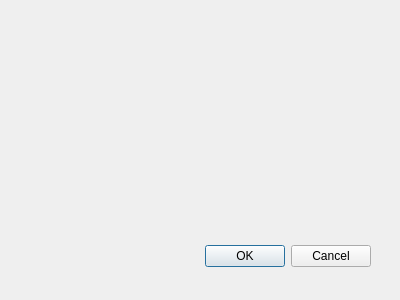
First picture: the form in QTP/views/createclientdialog.ui, repository Qu3tzal/TpQt, before the edit.
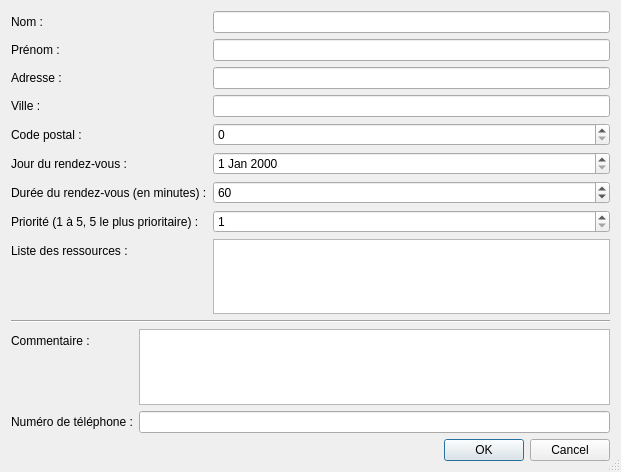
Second picture: the form after the edit. Icons and pictures are not drawn.

Commit message: Design du dialogue de création des clients :moneybag:

What changed in the file:
```diff
--- a/QTP/views/createclientdialog.ui
+++ b/QTP/views/createclientdialog.ui
@@ -9,8 +9,8 @@
    <rect>
     <x>0</x>
     <y>0</y>
-    <width>400</width>
-    <height>300</height>
+    <width>621</width>
+    <height>472</height>
    </rect>
   </property>
   <property name="windowTitle">
@@ -20,33 +20,180 @@
    <iconset resource="../resources.qrc">
     <normaloff>:/icons/user-plus.svg</normaloff>:/icons/user-plus.svg</iconset>
   </property>
-  <widget class="QDialogButtonBox" name="buttonBox">
-   <property name="geometry">
-    <rect>
-     <x>30</x>
-     <y>240</y>
-     <width>341</width>
-     <height>32</height>
-    </rect>
-   </property>
-   <property name="orientation">
-    <enum>Qt::Horizontal</enum>
-   </property>
-   <property name="standardButtons">
-    <set>QDialogButtonBox::Cancel|QDialogButtonBox::Ok</set>
-   </property>
-  </widget>
-  <widget class="QWidget" name="formLayoutWidget">
-   <property name="geometry">
-    <rect>
-     <x>19</x>
-     <y>19</y>
-     <width>361</width>
-     <height>211</height>
-    </rect>
-   </property>
-   <layout class="QFormLayout" name="formLayout"/>
-  </widget>
+  <property name="sizeGripEnabled">
+   <bool>true</bool>
+  </property>
+  <property name="modal">
+   <bool>true</bool>
+  </property>
+  <layout class="QVBoxLayout" name="verticalLayout_2">
+   <item>
+    <layout class="QVBoxLayout" name="verticalLayout">
+     <property name="sizeConstraint">
+      <enum>QLayout::SetNoConstraint</enum>
+     </property>
+     <item>
+      <layout class="QFormLayout" name="mandatoryFormLayout">
+       <property name="sizeConstraint">
+        <enum>QLayout::SetNoConstraint</enum>
+       </property>
+       <item row="0" column="0">
+        <widget class="QLabel" name="label">
+         <property name="text">
+          <string>Nom :</string>
+         </property>
+        </widget>
+       </item>
+       <item row="0" column="1">
+        <widget class="QLineEdit" name="nameLineEdit"/>
+       </item>
+       <item row="1" column="0">
+        <widget class="QLabel" name="label_2">
+         <property name="text">
+          <string>Prénom :</string>
+         </property>
+        </widget>
+       </item>
+       <item row="1" column="1">
+        <widget class="QLineEdit" name="firstnameLineEdit"/>
+       </item>
+       <item row="2" column="0">
+        <widget class="QLabel" name="label_3">
+         <property name="text">
+          <string>Adresse : </string>
+         </property>
+        </widget>
+       </item>
+       <item row="2" column="1">
+        <widget class="QLineEdit" name="adressLineEdit"/>
+       </item>
+       <item row="3" column="0">
+        <widget class="QLabel" name="label_4">
+         <property name="text">
+          <string>Ville : </string>
+         </property>
+        </widget>
+       </item>
+       <item row="3" column="1">
+        <widget class="QLineEdit" name="cityLineEdit"/>
+       </item>
+       <item row="4" column="0">
+        <widget class="QLabel" name="label_5">
+         <property name="text">
+          <string>Code postal :</string>
+         </property>
+        </widget>
+       </item>
+       <item row="4" column="1">
+        <widget class="QSpinBox" name="zipCodeSpinBox"/>
+       </item>
+       <item row="5" column="0">
+        <widget class="QLabel" name="label_6">
+         <property name="text">
+          <string>Jour du rendez-vous :</string>
+         </property>
+        </widget>
+       </item>
+       <item row="5" column="1">
+        <widget class="QDateEdit" name="dateEdit"/>
+       </item>
+       <item row="6" column="0">
+        <widget class="QLabel" name="label_7">
+         <property name="text">
+          <string>Durée du rendez-vous (en minutes) :</string>
+         </property>
+        </widget>
+       </item>
+       <item row="6" column="1">
+        <widget class="QSpinBox" name="lengthAppointmentSpinBox">
+         <property name="value">
+          <number>60</number>
+         </property>
+        </widget>
+       </item>
+       <item row="7" column="0">
+        <widget class="QLabel" name="label_8">
+         <property name="text">
+          <string>Priorité (1 à 5, 5 le plus prioritaire) :</string>
+         </property>
+        </widget>
+       </item>
+       <item row="7" column="1">
+        <widget class="QSpinBox" name="prioritySpinBox">
+         <property name="minimum">
+          <number>1</number>
+         </property>
+         <property name="maximum">
+          <number>5</number>
+         </property>
+        </widget>
+       </item>
+       <item row="8" column="0">
+        <widget class="QLabel" name="label_9">
+         <property name="text">
+          <string>Liste des ressources :</string>
+         </property>
+        </widget>
+       </item>
+       <item row="8" column="1">
+        <widget class="QListView" name="resourcesListView">
+         <property name="alternatingRowColors">
+          <bool>true</bool>
+         </property>
+         <property name="selectionMode">
+          <enum>QAbstractItemView::MultiSelection</enum>
+         </property>
+        </widget>
+       </item>
+      </layout>
+     </item>
+     <item>
+      <widget class="Line" name="line">
+       <property name="orientation">
+        <enum>Qt::Horizontal</enum>
+       </property>
+      </widget>
+     </item>
+     <item>
+      <layout class="QFormLayout" name="optionalFormLayout">
+       <property name="sizeConstraint">
+        <enum>QLayout::SetNoConstraint</enum>
+       </property>
+       <item row="0" column="0">
+        <widget class="QLabel" name="label_10">
+         <property name="text">
+          <string>Commentaire :</string>
+         </property>
+        </widget>
+       </item>
+       <item row="0" column="1">
+        <widget class="QTextEdit" name="commentTextEdit"/>
+       </item>
+       <item row="1" column="0">
+        <widget class="QLabel" name="label_11">
+         <property name="text">
+          <string>Numéro de téléphone :</string>
+         </property>
+        </widget>
+       </item>
+       <item row="1" column="1">
+        <widget class="QLineEdit" name="phoneNumberLineEdit"/>
+       </item>
+      </layout>
+     </item>
+     <item>
+      <widget class="QDialogButtonBox" name="buttonBox">
+       <property name="orientation">
+        <enum>Qt::Horizontal</enum>
+       </property>
+       <property name="standardButtons">
+        <set>QDialogButtonBox::Cancel|QDialogButtonBox::Ok</set>
+       </property>
+      </widget>
+     </item>
+    </layout>
+   </item>
+  </layout>
  </widget>
  <resources>
   <include location="../resources.qrc"/>
```
